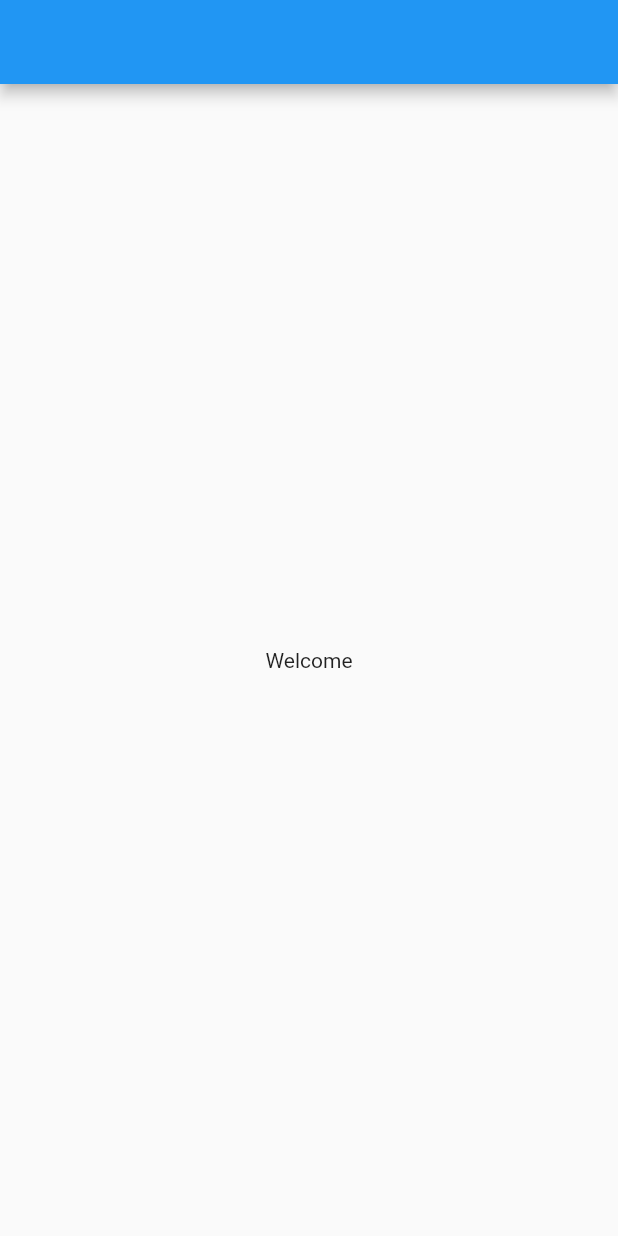
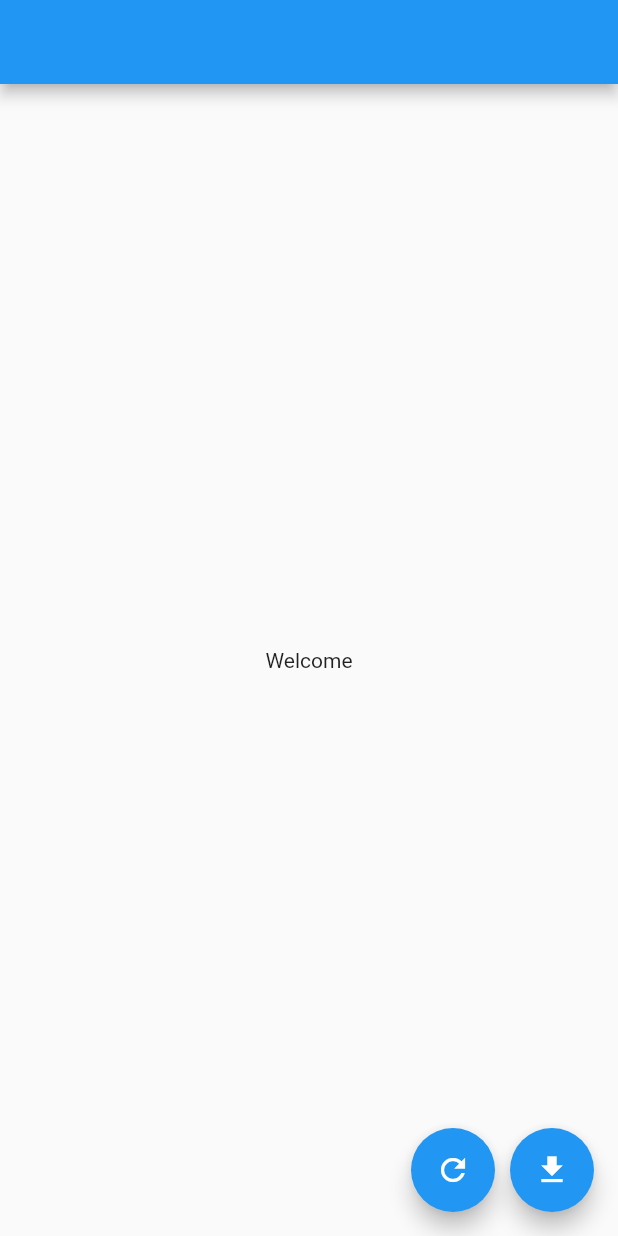
Before and after one commit to lazarvgd/bloc_list_issue, a Flutter app: the screen it shows after launch, on a phone screen of 412 x 824 dp. Run offline on Flutter 3.47's test engine with Material 2 defaults, Android fonts, the phone set to English and light mode, and no system bars; our stand-ins replace bloc, equatable, flutter_bloc, freezed_annotation.

```diff
--- a/lib/home_screen/bloc/home_screen_bloc.dart
+++ b/lib/home_screen/bloc/home_screen_bloc.dart
@@ -25,7 +25,7 @@ class HomeScreenBloc extends Bloc<HomeScreenEvent, HomeScreenState> {
   ];
 
   HomeScreenBloc() : super(const HomeScreenState.initial()) {
-    on<_Started>(_onStarted);
+    on<_Fetch>(_onStarted);
     on<_AddToFavorites>(_onAddToFavorites);
     on<_Refresh>(_onRefresh);
   }
@@ -33,14 +33,14 @@ class HomeScreenBloc extends Bloc<HomeScreenEvent, HomeScreenState> {
   FutureOr<void> _onStarted(event, emit) async {
     emit(const HomeScreenState.loading());
     await Future.delayed(const Duration(milliseconds: 1500));
-    emit(HomeScreenState.loaded(coins: coins));
+    emit(HomeScreenState.loaded(coins: coins, currentTime: DateTime.now()));
   }
 
   FutureOr<void> _onAddToFavorites(
       _AddToFavorites event, Emitter<HomeScreenState> emit) async {
     final favoriteCoin = event.coin;
     favoriteCoin.isFavorite = !favoriteCoin.isFavorite;
-    emit(HomeScreenState.loaded(coins: coins));
+    emit(HomeScreenState.loaded(coins: coins, currentTime: DateTime.now()));
   }
 
   FutureOr<void> _onRefresh(
@@ -60,6 +60,6 @@ class HomeScreenBloc extends Bloc<HomeScreenEvent, HomeScreenState> {
       Coin('USD Coin', false),
       Coin('Dogecoin', false),
     ];
-    emit(HomeScreenState.loaded(coins: coins));
+    emit(HomeScreenState.loaded(coins: coins, currentTime: DateTime.now()));
   }
 }
--- a/lib/home_screen/bloc/home_screen_event.dart
+++ b/lib/home_screen/bloc/home_screen_event.dart
@@ -2,7 +2,7 @@ part of 'home_screen_bloc.dart';
 
 @freezed
 class HomeScreenEvent with _$HomeScreenEvent {
-  const factory HomeScreenEvent.started() = _Started;
+  const factory HomeScreenEvent.fetch() = _Fetch;
   const factory HomeScreenEvent.refresh() = _Refresh;
   const factory HomeScreenEvent.addToFavorites({required Coin coin}) = _AddToFavorites;
 }
--- a/lib/home_screen/bloc/home_screen_state.dart
+++ b/lib/home_screen/bloc/home_screen_state.dart
@@ -4,7 +4,7 @@ part of 'home_screen_bloc.dart';
 class HomeScreenState with _$HomeScreenState {
   const factory HomeScreenState.initial() = _Initial;
   const factory HomeScreenState.loading() = _Loading;
-  const factory HomeScreenState.loaded({required List<Coin> coins}) = _Loaded;
+  const factory HomeScreenState.loaded({required List<Coin> coins, required DateTime currentTime}) = _Loaded;
   const factory HomeScreenState.error() = _Error;
 
 }
--- a/lib/home_screen/coin.dart
+++ b/lib/home_screen/coin.dart
@@ -7,6 +7,5 @@ class Coin extends Equatable {
   Coin(this.name, this.isFavorite);
 
   @override
-  // TODO: implement props
   List<Object?> get props => [name, isFavorite];
 }
--- a/lib/home_screen/home_screen.dart
+++ b/lib/home_screen/home_screen.dart
@@ -7,11 +7,35 @@ class HomeScreen extends StatelessWidget {
 
   @override
   Widget build(BuildContext context) {
+    return BlocProvider(
+      create: (context) => HomeScreenBloc(),
+      child: Builder(
+        builder: (context) {
           return Scaffold(
+            floatingActionButton: Row(
+              mainAxisAlignment: MainAxisAlignment.end,
+              children: [
+                FloatingActionButton(
+                  onPressed: () {
+                    context.read<HomeScreenBloc>().add(
+                          const HomeScreenEvent.refresh(),
+                        );
+                  },
+                  child: const Icon(Icons.refresh),
+                ),
+                const SizedBox(width: 10),
+                FloatingActionButton(
+                  onPressed: () {
+                    context.read<HomeScreenBloc>().add(
+                          const HomeScreenEvent.fetch(),
+                        );
+                  },
+                  child: const Icon(Icons.download),
+                ),
+              ],
+            ),
             appBar: AppBar(),
-      body: BlocProvider(
-        create: (context) => HomeScreenBloc(),
-        child: BlocBuilder<HomeScreenBloc, HomeScreenState>(
+            body: BlocBuilder<HomeScreenBloc, HomeScreenState>(
               builder: (context, state) {
                 return state.when(
                   initial: () {
@@ -24,7 +48,7 @@ class HomeScreen extends StatelessWidget {
                       child: CircularProgressIndicator(),
                     );
                   },
-              loaded: (coins) {
+                  loaded: (coins, _) {
                     return ListView.builder(
                       itemCount: coins.length,
                       itemBuilder: (ctx, index) {
@@ -55,6 +79,8 @@ class HomeScreen extends StatelessWidget {
                 );
               },
             ),
+          );
+        }
       ),
     );
   }
```
Also changed, not shown: lib/home_screen/bloc/home_screen_bloc.freezed.dart, 7 other files. Lines whose indentation alone changed are shown as unchanged.
